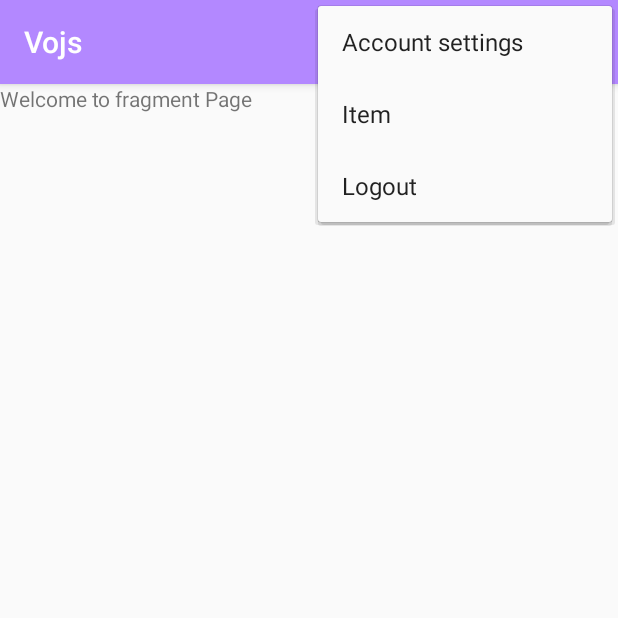
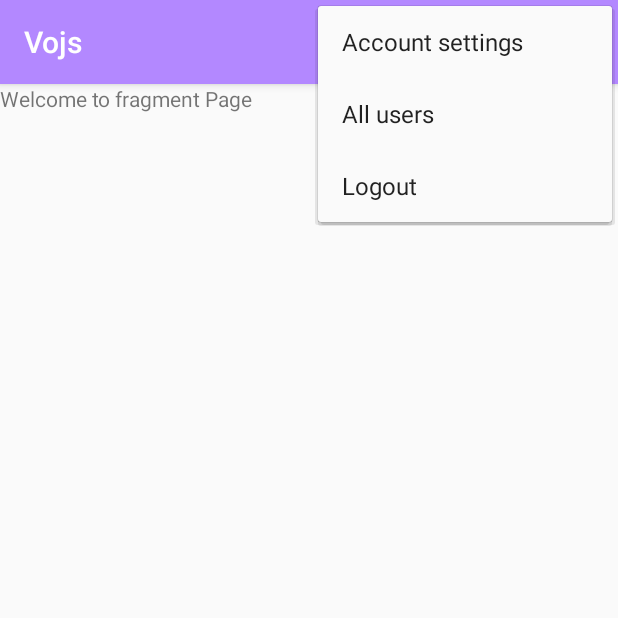
Before and after one commit to LOROGO/FireBaseApp, an Android app: the screen it shows after launch once a user with an empty profile is signed in (MainActivity), with the options menu open, on a phone screen of 412 x 824 dp, the top half of it. Run offline under Robolectric (Android 15) with nearby library versions, the phone set to English and light mode, and no system bars; our stand-ins replace Firebase (no records; nobody signed in at launch, a user with empty details on screens opened directly); Roboto replaces fonts that are not available here.

Commit message:
Update main_menu.xml

```diff
--- a/app/src/main/res/menu/main_menu.xml
+++ b/app/src/main/res/menu/main_menu.xml
@@ -7,7 +7,7 @@
         android:title="Account settings" />
     <item
         android:id="@+id/main_all_btn"
-        android:title="Item" />
+        android:title="All users" />
     <item
         android:id="@+id/main_logout_btn"
         android:title="@string/logout" />
```
